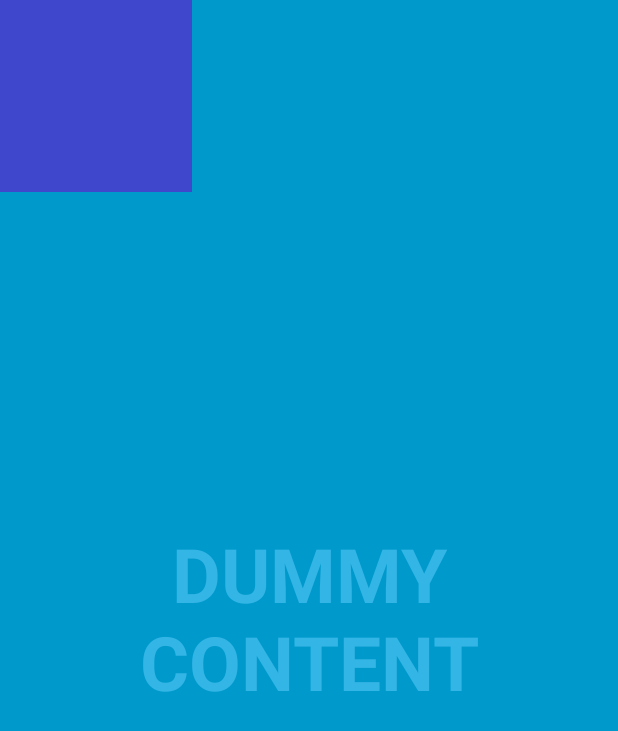
After one commit to reinaertvdc/battleship-evolved, an Android app: the layout activity_place_ships.xml on its own in the app's theme, with its tools: preview values and no code run, on a phone screen of 412 x 824 dp. The commit adds this screen. Shown: the top 731 px of the screen. Run offline under Robolectric (Android 15) with nearby library versions, the phone set to English and light mode, and no system bars.

Commit message:
Start on PlaceShipsActivity.

```diff
--- a/app/build.gradle
+++ b/app/build.gradle
@@ -22,7 +22,7 @@ android {
 dependencies {
     compile fileTree(include: ['*.jar'], dir: 'libs')
     testCompile 'junit:junit:4.12'
-    compile 'com.android.support:appcompat-v7:23.1.0'
-    compile 'com.android.support:support-v4:23.1.0'
     compile project(':shared')
+    compile 'com.android.support:appcompat-v7:23.1.1'
+    compile 'com.android.support:support-v4:23.1.1'
 }
--- /dev/null
+++ b/app/src/main/res/layout/activity_place_ships.xml
@@ -0,0 +1,29 @@
+<FrameLayout xmlns:android="http://schemas.android.com/apk/res/android"
+    xmlns:tools="http://schemas.android.com/tools"
+    android:layout_width="match_parent"
+    android:layout_height="match_parent"
+    android:background="#0099cc"
+    tools:context="be.uhasselt.ttui.battleshipevolved.client.PlaceShipsActivity">
+
+    <!-- The primary full-screen view. This can be replaced with whatever view
+         is needed to present your content, e.g. VideoView, SurfaceView,
+         TextureView, etc. -->
+    <TextView
+        android:id="@+id/fullscreen_content"
+        android:layout_width="match_parent"
+        android:layout_height="match_parent"
+        android:gravity="center"
+        android:keepScreenOn="true"
+        android:text="@string/dummy_content"
+        android:textColor="#33b5e5"
+        android:textSize="50sp"
+        android:textStyle="bold" />
+
+    <ImageView
+        android:id="@+id/blue_square"
+        android:src="@drawable/blue_square"
+        android:layout_width="wrap_content"
+        android:layout_height="wrap_content"
+        android:layout_gravity="left|top" />
+
+</FrameLayout>
--- a/app/src/main/res/values/strings.xml
+++ b/app/src/main/res/values/strings.xml
@@ -5,4 +5,6 @@
     <string name="dummy_content">DUMMY\nCONTENT</string>
     <string name="connect_string">IP of the server:</string>
     <string name="connect_button">Connect</string>
+
+    <string name="title_activity_place_ships">PlaceShipsActivity</string>
 </resources>
```
Also changed, not shown: app/src/main/java/be/uhasselt/ttui/battleshipevolved/client/PlaceShipsActivity.java (added, +122 -0 lines), app/src/main/res/drawable/blue_square.png (added).
